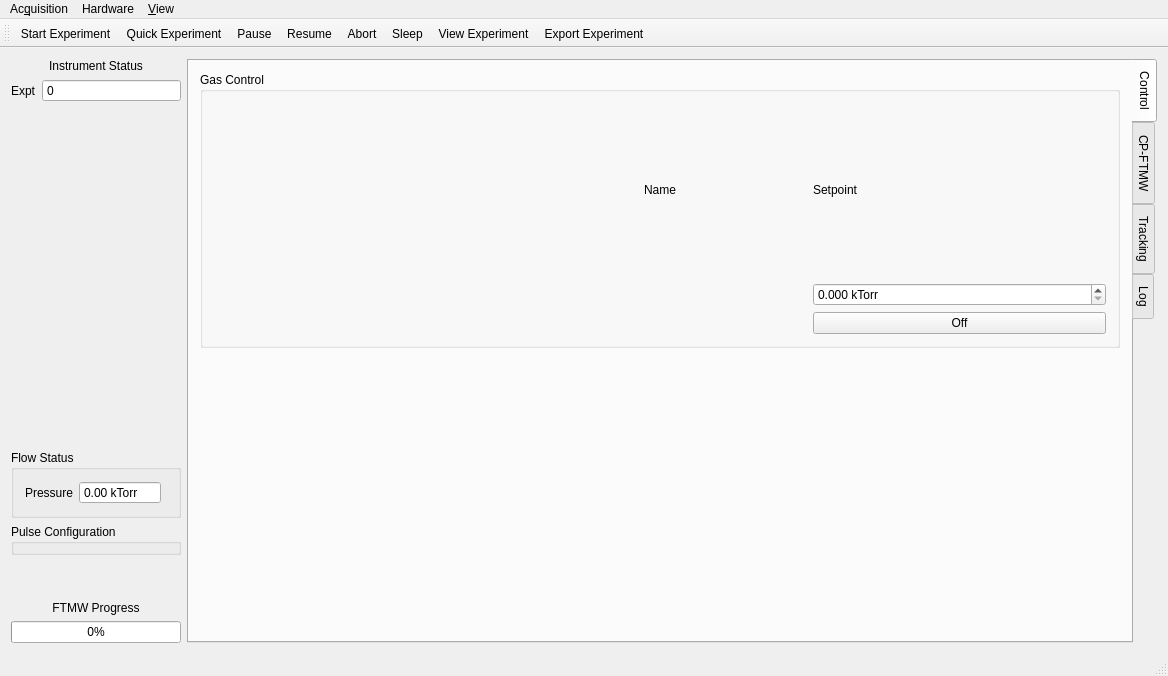
This is mainwindow.ui in kncrabtree/blackchirp as Qt 5 draws it before an edit. The edited form follows.
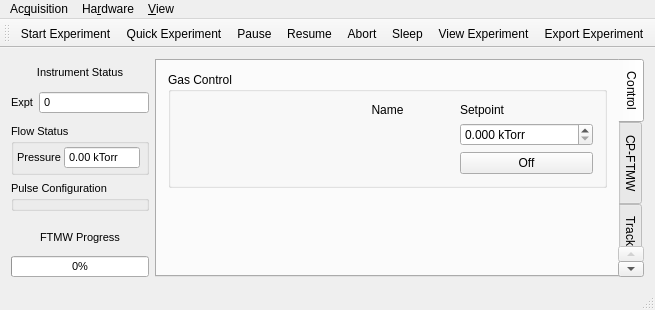
This is the edited form. The open tabs and pages were chosen to show the change. Icons and pictures are not drawn. Custom widgets are drawn as their Qt base class.

The edit to the form file:
```diff
--- a/mainwindow.ui
+++ b/mainwindow.ui
@@ -2,14 +2,6 @@
 <ui version="4.0">
  <class>MainWindow</class>
  <widget class="QMainWindow" name="MainWindow">
-  <property name="geometry">
-   <rect>
-    <x>0</x>
-    <y>0</y>
-    <width>1168</width>
-    <height>676</height>
-   </rect>
-  </property>
   <property name="windowTitle">
    <string>BlackChirp</string>
   </property>
@@ -20,9 +12,14 @@
   <widget class="QWidget" name="centralWidget">
    <layout class="QHBoxLayout" name="horizontalLayout" stretch="0,1">
     <item>
-     <layout class="QVBoxLayout" name="instrumentStatusLayout" stretch="0,1,0,0,0,0,0">
+     <layout class="QVBoxLayout" name="instrumentStatusLayout" stretch="0,0,0,0,0,0,0">
       <item>
        <widget class="QLabel" name="label">
+        <property name="font">
+         <font>
+          <pointsize>8</pointsize>
+         </font>
+        </property>
         <property name="text">
          <string>Instrument Status</string>
         </property>
@@ -38,6 +35,11 @@
         </property>
         <item row="0" column="0">
          <widget class="QLabel" name="exptLabel">
+          <property name="font">
+           <font>
+            <pointsize>8</pointsize>
+           </font>
+          </property>
           <property name="text">
            <string>Expt</string>
           </property>
@@ -45,6 +47,11 @@
         </item>
         <item row="0" column="1">
          <widget class="QSpinBox" name="exptSpinBox">
+          <property name="font">
+           <font>
+            <pointsize>8</pointsize>
+           </font>
+          </property>
           <property name="focusPolicy">
            <enum>Qt::ClickFocus</enum>
           </property>
@@ -66,10 +73,30 @@
       </item>
       <item>
        <widget class="QGroupBox" name="flowStatusBox">
+        <property name="font">
+         <font>
+          <pointsize>8</pointsize>
+         </font>
+        </property>
         <property name="title">
          <string>Flow Status</string>
         </property>
         <layout class="QGridLayout" name="gridLayout_2">
+         <property name="leftMargin">
+          <number>3</number>
+         </property>
+         <property name="topMargin">
+          <number>3</number>
+         </property>
+         <property name="rightMargin">
+          <number>3</number>
+         </property>
+         <property name="bottomMargin">
+          <number>3</number>
+         </property>
+         <property name="spacing">
+          <number>3</number>
+         </property>
          <item row="0" column="1">
           <widget class="QDoubleSpinBox" name="pressureDoubleSpinBox">
            <property name="focusPolicy">
@@ -113,6 +140,11 @@
       </item>
       <item>
        <widget class="QGroupBox" name="pulseConfigBox">
+        <property name="font">
+         <font>
+          <pointsize>8</pointsize>
+         </font>
+        </property>
         <property name="title">
          <string>Pulse Configuration</string>
         </property>
@@ -123,16 +155,15 @@
         <property name="orientation">
          <enum>Qt::Vertical</enum>
         </property>
-        <property name="sizeHint" stdset="0">
-         <size>
-          <width>20</width>
-          <height>40</height>
-         </size>
-        </property>
        </spacer>
       </item>
       <item>
        <widget class="QLabel" name="label_2">
+        <property name="font">
+         <font>
+          <pointsize>8</pointsize>
+         </font>
+        </property>
         <property name="text">
          <string>FTMW Progress</string>
         </property>
@@ -143,6 +174,11 @@
       </item>
       <item>
        <widget class="QProgressBar" name="ftmwProgressBar">
+        <property name="font">
+         <font>
+          <pointsize>8</pointsize>
+         </font>
+        </property>
         <property name="value">
          <number>0</number>
         </property>
@@ -299,13 +335,13 @@
     <rect>
      <x>0</x>
      <y>0</y>
-     <width>1168</width>
-     <height>18</height>
+     <width>939</width>
+     <height>27</height>
     </rect>
    </property>
    <widget class="QMenu" name="menuHardware">
     <property name="title">
-     <string>Hardware</string>
+     <string>Ha&amp;rdware</string>
     </property>
     <addaction name="actionSleep"/>
     <addaction name="separator"/>
@@ -354,6 +390,12 @@
    <addaction name="menuView"/>
   </widget>
   <widget class="QToolBar" name="mainToolBar">
+   <property name="iconSize">
+    <size>
+     <width>14</width>
+     <height>14</height>
+    </size>
+   </property>
    <property name="toolButtonStyle">
     <enum>Qt::ToolButtonTextBesideIcon</enum>
    </property>
```
Left out of the diff: 2 changed lines with no effect on the pictures.
